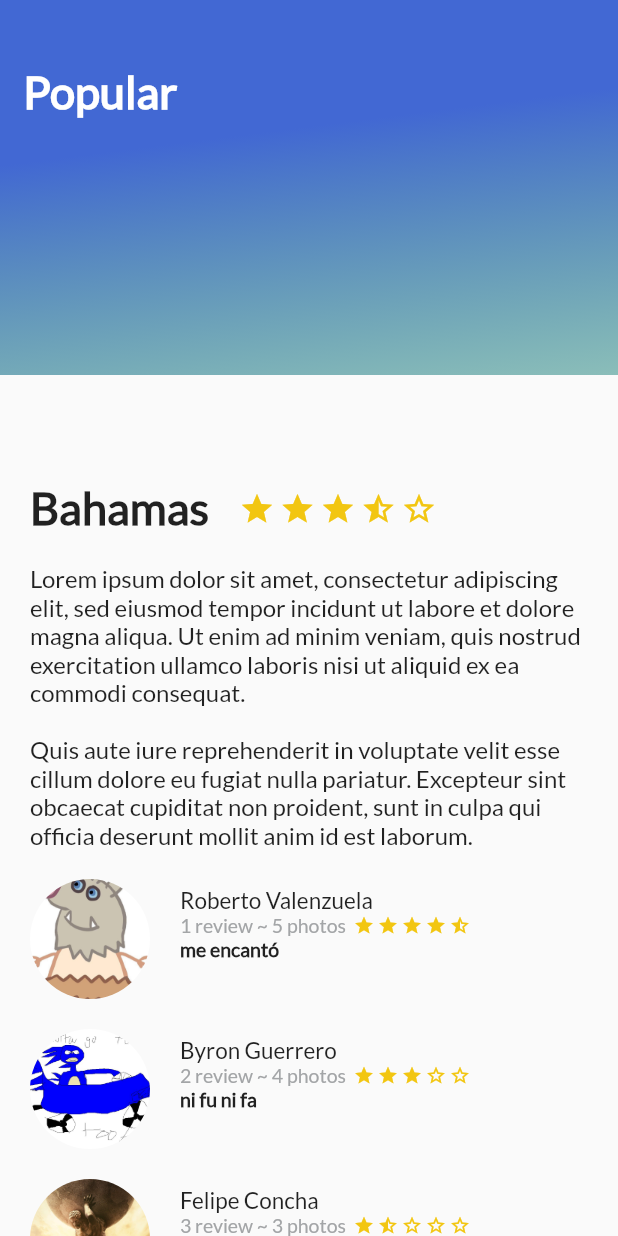
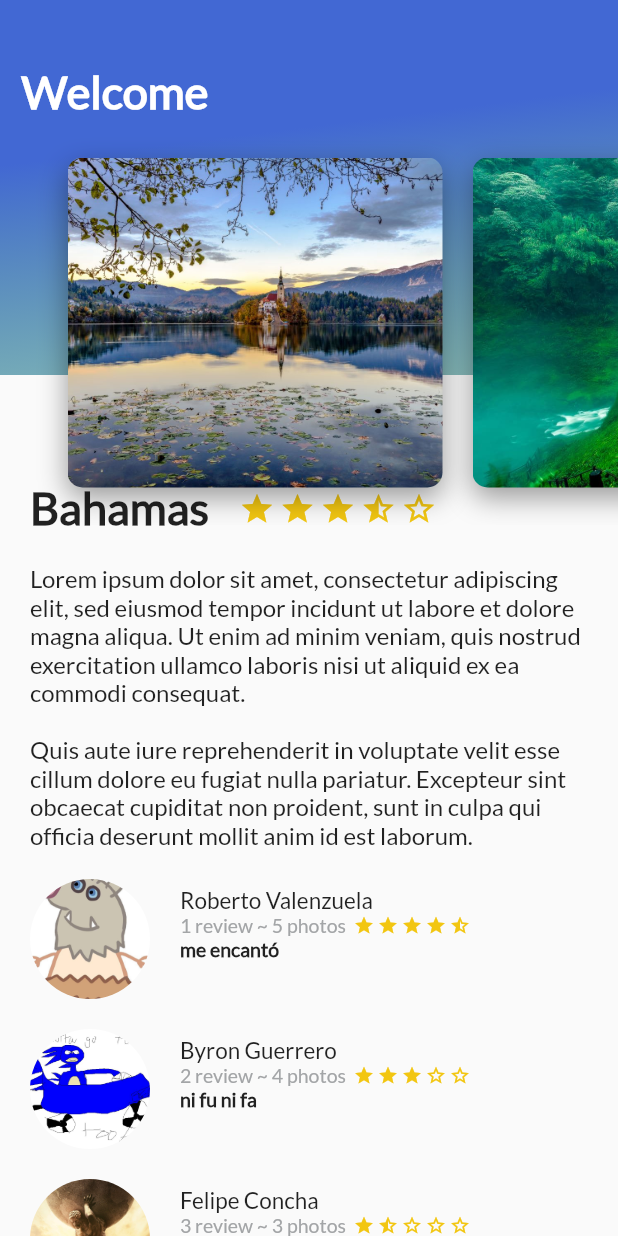
Before and after one commit to rob1721/Flutter-First-App, a Flutter app: the screen it shows after launch, on a phone screen of 412 x 824 dp. Run offline on Flutter 3.47's test engine with Material 2 defaults, Android fonts, the phone set to English and light mode, and no system bars.

Commit message:
feat(lib): implemented HeaderAppBar

```diff
--- a/platzi_trips_app/lib/main.dart
+++ b/platzi_trips_app/lib/main.dart
@@ -9,9 +9,10 @@
   // home es la estructura de la app, su composision
   // el scaffold se compone de la estructura de la app, (componentes)
 import 'package:flutter/material.dart';
+
 import 'description_place.dart';
 import 'review_list.dart';
-import 'gradient_background.dart';
+import 'header_appbar.dart';
 //quitando la barra de arriba en android
 import 'package:flutter/services.dart';
 // hace que todo lo demas funcione, es tu método main
@@ -65,7 +66,7 @@ class MyApp extends StatelessWidget {
             ),
             //a grandes rasgos nuestro appbar
             //es nuestro gradiente
-            GradientBackground(title),
+            HeaderAppBar(),
           ],
         ),
       ),
```
